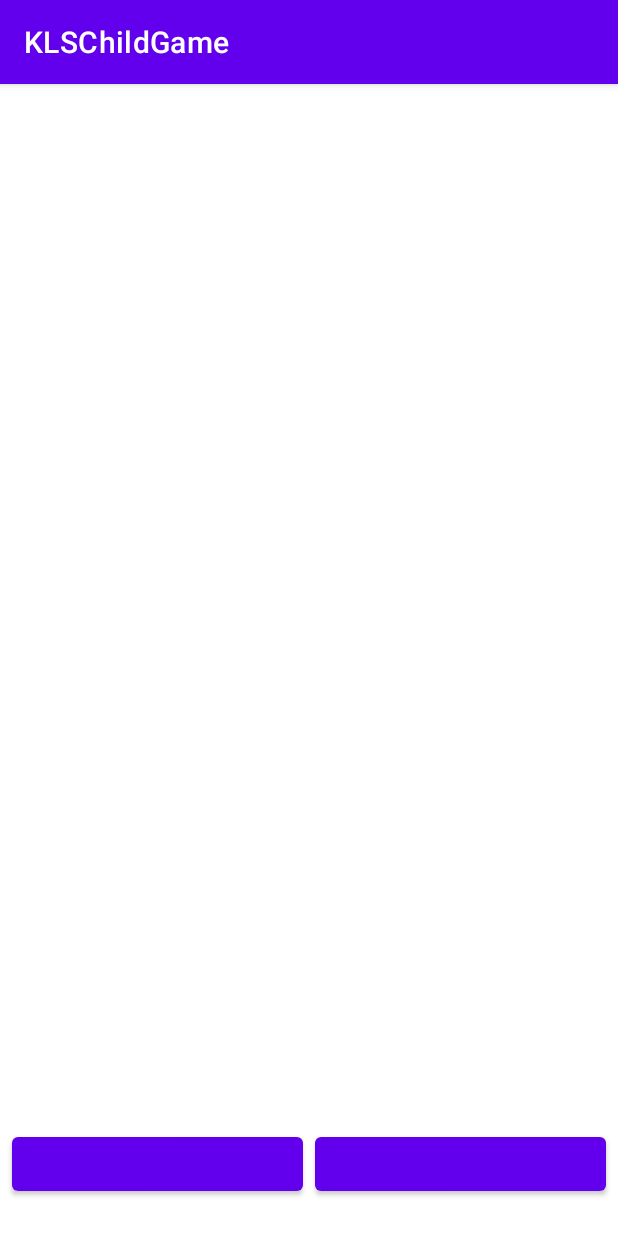
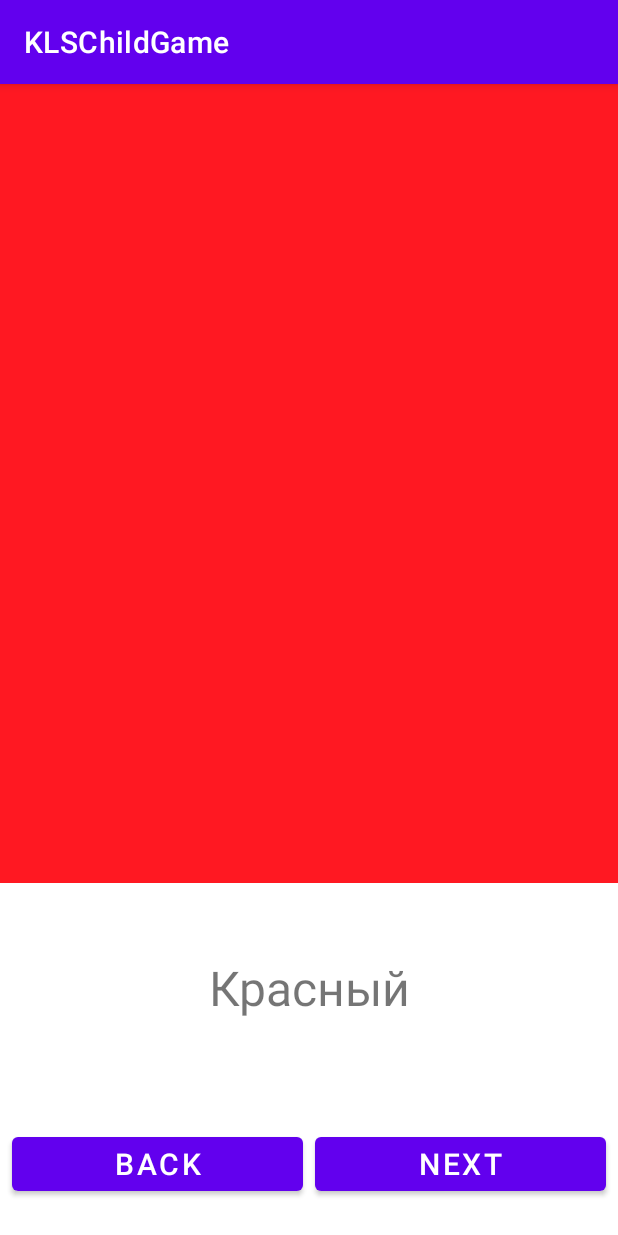
Before and after one commit to 1Alexander1-oss/KLSChildGame, an Android app: the screen it shows after launch (ImageCategoryActivity), after a tap on "Цвета", on a phone screen of 412 x 824 dp. Run offline under Robolectric (Android 15) with nearby library versions, the light colour scheme and no system bars.

Commit message:
add something

```diff
--- /dev/null
+++ b/app/src/main/java/com/nyx/klschildgame/ColorSlide.kt
@@ -0,0 +1,3 @@
+package com.nyx.klschildgame
+
+data class ColorSlide(val id: Int, val name: String, val color: Int)
--- a/app/src/main/java/com/nyx/klschildgame/Categories.kt
+++ b/app/src/main/java/com/nyx/klschildgame/DataSource.kt
@@ -5,9 +5,19 @@
 const val ANIMALS_CATEGORY_ID = 3
 const val ARITHMETICS_CATEGORY_ID = 4
 
+const val RED_COLOR_ID = 1
+const val GREEN_COLOR_ID = 2
+const val BLUE_COLOR_ID = 3
+
 val categories = listOf(
     Category(COLOR_CATEGORY_ID, "Цвета", 16766720),
     Category(NUMBER_CATEGORY_ID, "Цифры", 3714781),
     Category(ANIMALS_CATEGORY_ID, "Животные", 12648254),
     Category(ARITHMETICS_CATEGORY_ID, "Арифметика", 5890798)
 )
+
+val colorSlides = listOf(
+    ColorSlide(RED_COLOR_ID, "Красный", 16717858),
+    ColorSlide(GREEN_COLOR_ID, "Зелёный", 65280),
+    ColorSlide(BLUE_COLOR_ID, "Синий", 255)
+)
--- a/app/src/main/java/com/nyx/klschildgame/ImageCategoryActivity.kt
+++ b/app/src/main/java/com/nyx/klschildgame/ImageCategoryActivity.kt
@@ -1,11 +1,35 @@
 package com.nyx.klschildgame
 
+import android.graphics.Color
 import android.os.Bundle
+import android.widget.ImageView
+import android.widget.TextView
 import androidx.appcompat.app.AppCompatActivity
 
 class ImageCategoryActivity : AppCompatActivity() {
+    private lateinit var slideImage: ImageView
+    private lateinit var slideName: TextView
+
+    companion object {
+        const val ID_KEY = "ID_KEY"
+    }
+
     override fun onCreate(savedInstanceState: Bundle?) {
         super.onCreate(savedInstanceState)
         setContentView(R.layout.activity_image_category)
+
+        slideImage = findViewById(R.id.slide_image)
+        slideName = findViewById(R.id.slide_name)
+
+        val id = intent.getIntExtra(ID_KEY, 0)
+        if (id == COLOR_CATEGORY_ID) {
+            val firstColorSlide = colorSlides[0]
+
+            slideName.text = firstColorSlide.name
+            val color = firstColorSlide.color
+
+            val colorHex = "#${color.toString(16)}"
+            slideImage.setBackgroundColor(Color.parseColor(colorHex))
+        }
     }
 }
--- a/app/src/main/java/com/nyx/klschildgame/MainActivity.kt
+++ b/app/src/main/java/com/nyx/klschildgame/MainActivity.kt
@@ -21,8 +21,8 @@
         if (id == ARITHMETICS_CATEGORY_ID) {
         } else {
             val intent = Intent(this, ImageCategoryActivity::class.java)
-            startActivityForResult(intent, 0)
+            intent.putExtra(ImageCategoryActivity.ID_KEY, id)
+            startActivity(intent)
         }
-
     }
 }
--- a/app/src/main/res/layout/activity_image_category.xml
+++ b/app/src/main/res/layout/activity_image_category.xml
@@ -7,14 +7,14 @@
     tools:context=".ImageCategoryActivity">
 
     <ImageView
-        android:id="@+id/main_color_size"
+        android:id="@+id/slide_image"
         android:layout_width="match_parent"
         android:layout_height="0dp"
         android:layout_weight="1"
         tools:background="@color/purple_200" />
 
     <TextView
-        android:id="@+id/text_view"
+        android:id="@+id/slide_name"
         android:layout_width="match_parent"
         android:layout_height="wrap_content"
         android:gravity="center"
@@ -28,20 +28,24 @@
         android:paddingVertical="24dp">
 
         <Button
-            android:id="@+id/button_next"
+            android:id="@+id/button_back"
             android:layout_width="0dp"
             android:layout_height="wrap_content"
             android:layout_marginStart="8dp"
             android:layout_marginEnd="4dp"
-            android:layout_weight="1" />
+            android:layout_weight="1"
+            android:text="Back"
+            android:textSize="20sp" />
 
         <Button
-            android:id="@+id/button_back"
+            android:id="@+id/button_next"
             android:layout_width="0dp"
             android:layout_height="wrap_content"
             android:layout_marginStart="4dp"
             android:layout_marginEnd="8dp"
-            android:layout_weight="1" />
+            android:layout_weight="1"
+            android:text="Next"
+            android:textSize="20sp" />
 
     </LinearLayout>
 
```
